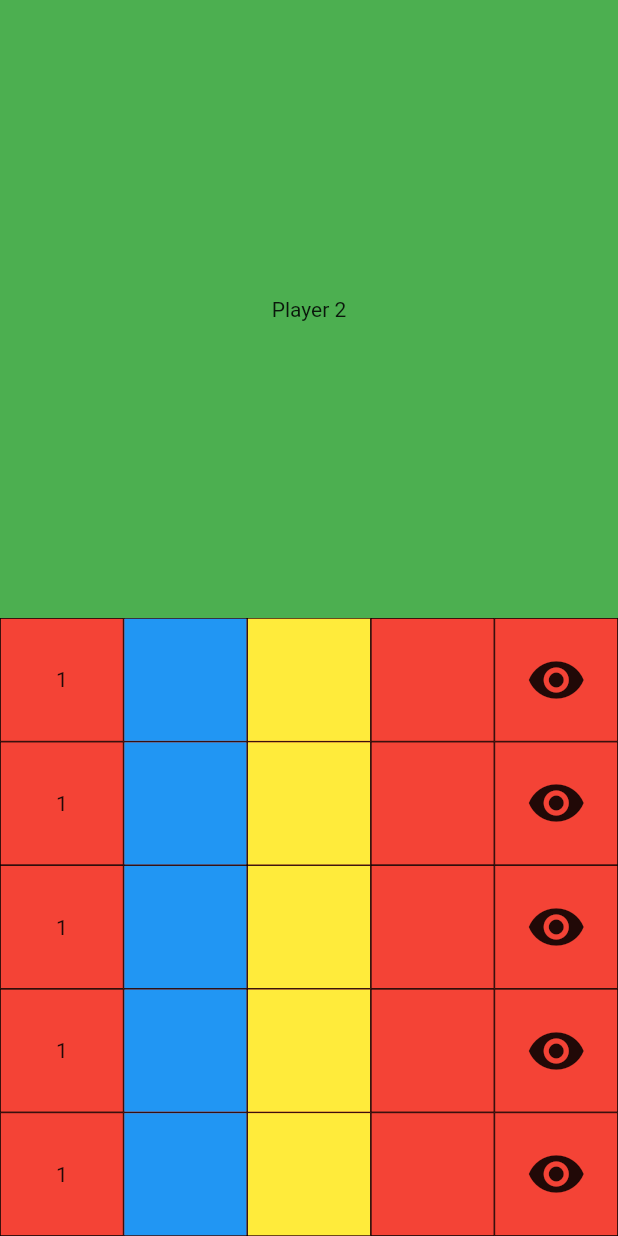
After one commit to goranesine/creative_metronome, a Flutter app: the screen it shows after launch, on a phone screen of 412 x 824 dp. The commit adds this screen. Run offline on Flutter 3.47's test engine with Material 2 defaults, Android fonts, the light colour scheme and no system bars; our stand-ins replace get.

Commit message:
end_of_night

```diff
--- a/lib/models/player_one_game_model.dart
+++ b/lib/models/player_one_game_model.dart
@@ -1,3 +1,18 @@
+import 'package:get/get.dart';
 
+class PlayerOneGameModel extends GetxController {
+  RxList<List<int>> gridState = [
+    [1, 2, 3, 4, 5, 6, 7, 8],
+    [1, 2, 3, 4, 5, 6, 7, 8],
+    [1, 2, 3, 4, 5, 6, 7, 8],
+    [1, 2, 3, 4, 5, 6, 7, 8],
+    [1, 2, 3, 4, 5, 6, 7, 8]
+  ].obs;
+RxString a = "a".obs;
+  List<int> tappedNumbers = [];
 
-class PlayerOneGameModel
+  void addTappedNumberToList(int tappedNumber) {
+    tappedNumbers.add(tappedNumber);
+    print(tappedNumbers);
+  }
+}
--- /dev/null
+++ b/lib/pages/home_page.dart
@@ -0,0 +1,11 @@
+import 'package:flutter/material.dart';
+import 'package:math_game/widgets/playerOneBoard.dart';
+
+class HomePage extends StatelessWidget {
+  @override
+  Widget build(BuildContext context) {
+    return Scaffold(
+      body: PlayerOneBoard(),
+    );
+  }
+}
--- a/lib/widgets/build_game_body.dart
+++ /dev/null
@@ -1 +0,0 @@
-import 'package:flutter/material.dart';
--- /dev/null
+++ b/lib/widgets/playerOneBoard.dart
@@ -0,0 +1,122 @@
+import 'package:flutter/material.dart';
+import 'package:get/get.dart';
+import 'package:math_game/models/player_one_game_model.dart';
+
+class PlayerOneBoard extends StatelessWidget {
+  final playerOneGameModel = Get.find<PlayerOneGameModel>();
+
+  @override
+  Widget build(BuildContext context) {
+    int gridStateLength = playerOneGameModel.gridState.length;
+
+    double _width = MediaQuery.of(context).size.width;
+    final _statusBarHeight = MediaQuery.of(context).padding.top;
+    double _height = MediaQuery.of(context).size.height - _statusBarHeight;
+
+    final double itemHeight =
+        (MediaQuery.of(context).size.height - _statusBarHeight) / 10;
+    final double itemWidth = MediaQuery.of(context).size.width / 5;
+
+    return Stack(
+      children: [
+        Positioned(
+          top: 0 + _statusBarHeight,
+          left: 0,
+          child: Container(
+            color: Colors.green,
+            width: _width,
+            height: _height / 2,
+            child: Center(
+              child: Text("Player 2"),
+            ),
+          ),
+        ),
+        Positioned(
+          top: _height / 2 + _statusBarHeight,
+          left: 0,
+          child: Container(
+            color: Colors.red,
+            width: _width,
+            height: _height / 2,
+            //    padding: const EdgeInsets.all(8.0),
+            //       margin: const EdgeInsets.all(8.0),
+            //    decoration: BoxDecoration(
+            //      border: Border.all(color: Colors.black, width: 2.0)),
+
+            child: GridView.builder(
+              padding: EdgeInsetsGeometry.lerp(
+                  EdgeInsets.zero, EdgeInsets.zero, 0.0),
+              physics: NeverScrollableScrollPhysics(),
+              shrinkWrap: true,
+              gridDelegate: SliverGridDelegateWithFixedCrossAxisCount(
+                childAspectRatio: itemWidth / itemHeight,
+                crossAxisCount: gridStateLength,
+              ),
+              itemBuilder: _buildGridItems,
+              itemCount: gridStateLength * gridStateLength,
+            ),
+          ),
+        ),
+      ],
+    );
+  }
+
+  Widget _buildGridItems(BuildContext context, int index) {
+    int gridStateLength = PlayerOneGameModel().gridState.length;
+    int x, y = 0;
+    x = (index / gridStateLength).floor();
+    y = (index % gridStateLength);
+    return GestureDetector(
+      onTap: () => _gridItemTapped(x, y),
+      child: Container(
+        //  width: MediaQuery.of(context).size.width / 5,
+        //    height: MediaQuery.of(context).size.height -
+        //    MediaQuery.of(context).padding.top / 5,
+        decoration:
+            BoxDecoration(border: Border.all(color: Colors.black, width: 0.5)),
+        child: Center(
+          child: _buildGridItem(x, y),
+        ),
+      ),
+    );
+  }
+
+  Widget _buildGridItem(int x, int y) {
+    switch (PlayerOneGameModel().gridState[x][y]) {
+      case 1:
+        return Text('1');
+        break;
+      case 2:
+        return Container(
+          color: Colors.blue,
+        );
+        break;
+      case 3:
+        return Container(
+          color: Colors.yellow,
+        );
+        break;
+      case 4:
+        return Icon(
+          Icons.terrain,
+          size: 40.0,
+          color: Colors.red,
+        );
+        break;
+      case 5:
+        return Icon(Icons.remove_red_eye, size: 40.0);
+        break;
+      default:
+        return Text(PlayerOneGameModel().gridState[x][y].toString());
+    }
+  }
+
+  _gridItemTapped(int x, int y) {
+    int tappedNumber = PlayerOneGameModel().gridState[x][y];
+    List<int> tappedNumbers = [];
+
+    tappedNumbers.add(tappedNumber);
+
+    print(tappedNumbers);
+  }
+}
```
Also changed, not shown: lib/main.dart (+9 -153 lines), pubspec.lock.
